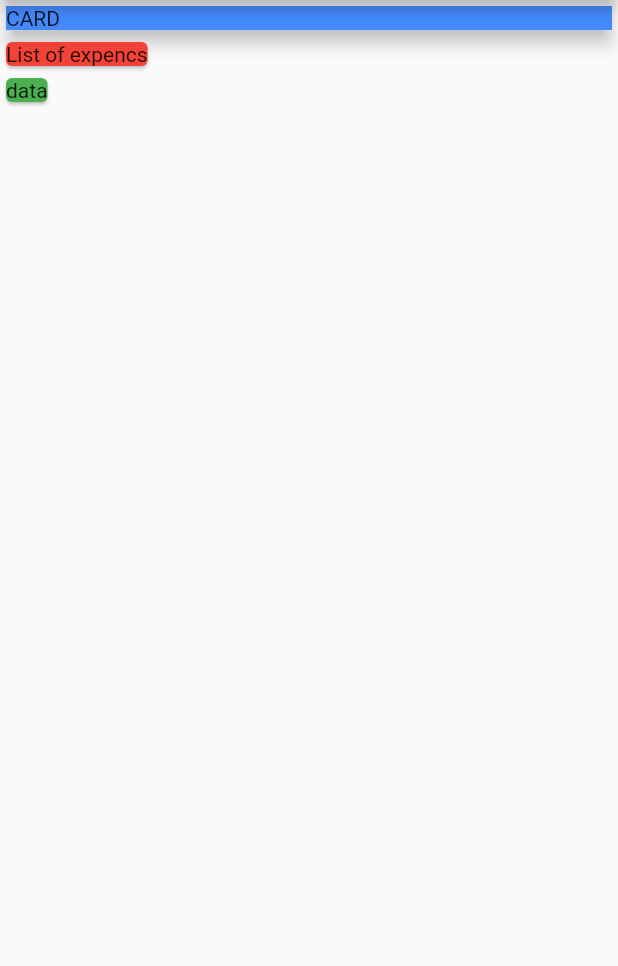
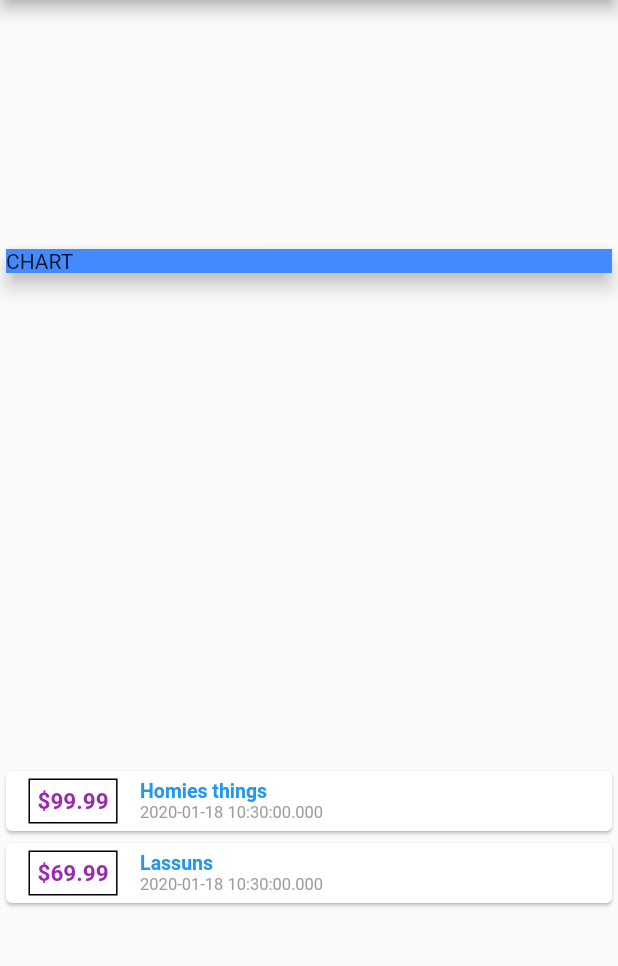
Before and after one commit to rahulok/expencesapp, a Flutter app: the screen it shows after launch, on a phone screen of 412 x 824 dp, the part 84-1050 px from its top. Run offline on Flutter 3.47's test engine with Material 2 defaults, Android fonts, the phone set to English and light mode, and no system bars.

Commit message:
Text editing and installing dependencies

```diff
--- a/lib/main.dart
+++ b/lib/main.dart
@@ -1,4 +1,5 @@
 import 'package:flutter/material.dart';
+import './transaction.dart';
 
 void main() => runApp(MyApp());
 
@@ -13,6 +14,21 @@ class MyApp extends StatelessWidget {
 }
 
 class MyHomePage extends StatelessWidget {
+  final List<Transaction> transactions = [
+    Transaction(
+      id: 't1',
+      amount: 99.99,
+      date: DateTime.now(),
+      title: 'Homies things',
+    ),
+    Transaction(
+      id: 't2',
+      amount: 69.99,
+      date: DateTime.now(),
+      title: 'Lassuns',
+    ),
+  ];
+
   @override
   Widget build(BuildContext context) {
     return Scaffold(
@@ -20,25 +36,69 @@ class MyHomePage extends StatelessWidget {
           title: Text('Expencess App'),
         ),
         body: Column(
-          mainAxisAlignment: MainAxisAlignment.start,
-          crossAxisAlignment: CrossAxisAlignment.start,
+          mainAxisAlignment: MainAxisAlignment.spaceAround,
+          crossAxisAlignment: CrossAxisAlignment.stretch,
           children: <Widget>[
             Card(
               child: Container(
-                child: Text('CARD'),
+                child: Text('CHART'),
                 width: double.infinity,
                 color: Colors.blueAccent,
               ),
               elevation: 5,
             ),
-            Card(
-              child: Text('List of expencs'),
-              color: Colors.red,
+            Column(
+              //Transactions
+              children: transactions.map((tx) {
+                return Card(
+                  child: Row(
+                    //Row
+                    children: <Widget>[
+                      Container(
+                        //Amount
+                        margin: EdgeInsets.symmetric(
+                          vertical: 5,
+                          horizontal: 15,
+                        ),
+                        decoration: BoxDecoration(
+                          border: Border.all(color: Colors.black),
+                        ),
+                        padding: EdgeInsets.all(5),
+                        child: Text(
+                          '\$${tx.amount}',
+                          style: TextStyle(
+                            fontWeight: FontWeight.bold,
+                            fontSize: 15,
+                            color: Colors.purple,
+                          ),
+                        ),
+                      ),
+                      Column(
+                        //Title and date
+                        crossAxisAlignment: CrossAxisAlignment.start,
+                        children: <Widget>[
+                          Text(
+                            tx.title,
+                            style: TextStyle(
+                              fontSize: 13,
+                              color: Colors.blue,
+                              fontWeight: FontWeight.bold,
+                              // shadows: Shadow(),
+                            ),
+                          ),
+                          Text(tx.date.toString(),
+                              style: TextStyle(
+                                fontSize: 11,
+                                color: Colors.grey,
+                                // shadows: Shadow(),
+                              )),
+                        ],
+                      )
+                    ],
+                  ),
+                );
+              }).toList(),
             ),
-            Card(
-              child: Text('data'),
-              color: Colors.green,
-            )
           ],
         ));
   }
--- /dev/null
+++ b/lib/transaction.dart
@@ -0,0 +1,13 @@
+class Transaction {
+  final String id;
+  final String title;
+  final double amount;
+  final DateTime date;
+
+  Transaction({
+    this.id,
+    this.title,
+    this.amount,
+    this.date,
+  });
+}
```
Also changed, not shown: pubspec.yaml (+1 -6 lines), pubspec.lock.
